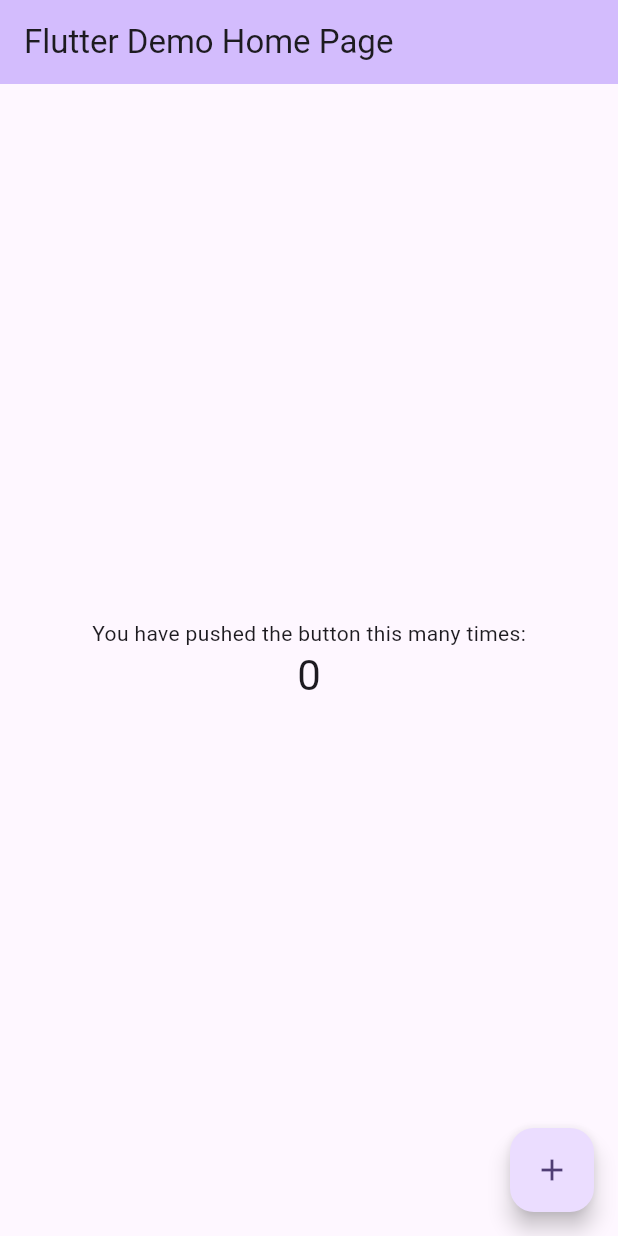
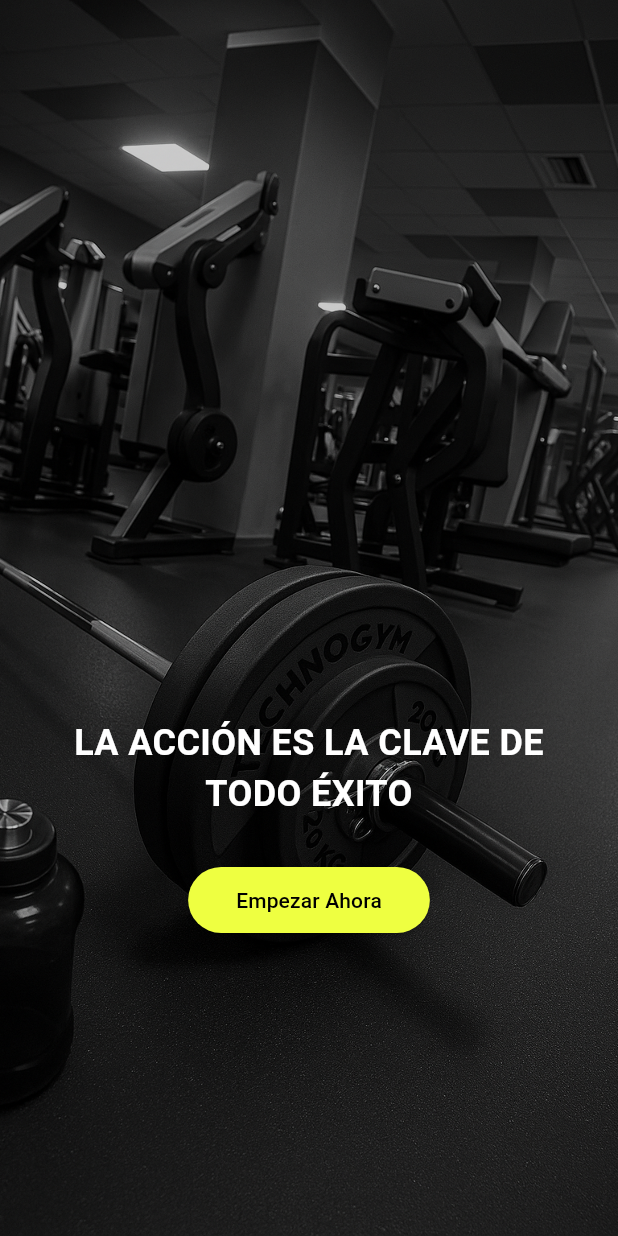
Before and after one commit to fernandobn/AppGym, a Flutter app: the screen it shows after launch, on a phone screen of 412 x 824 dp. Run offline on Flutter 3.47's test engine with Material 3 defaults, Android fonts, the phone set to English and light mode, and no system bars.

Commit message:
menu
vista de la pantalla de inicio

```diff
--- a/fitday/lib/main.dart
+++ b/fitday/lib/main.dart
@@ -1,122 +1,17 @@
 import 'package:flutter/material.dart';
 
+import 'screens/menu_screen.dart';
+
 void main() {
-  runApp(const MyApp());
+  runApp(MyApp());
 }
 
 class MyApp extends StatelessWidget {
-  const MyApp({super.key});
-
-  // This widget is the root of your application.
   @override
   Widget build(BuildContext context) {
     return MaterialApp(
-      title: 'Flutter Demo',
-      theme: ThemeData(
-        // This is the theme of your application.
-        //
-        // TRY THIS: Try running your application with "flutter run". You'll see
-        // the application has a purple toolbar. Then, without quitting the app,
-        // try changing the seedColor in the colorScheme below to Colors.green
-        // and then invoke "hot reload" (save your changes or press the "hot
-        // reload" button in a Flutter-supported IDE, or press "r" if you used
-        // the command line to start the app).
-        //
-        // Notice that the counter didn't reset back to zero; the application
-        // state is not lost during the reload. To reset the state, use hot
-        // restart instead.
-        //
-        // This works for code too, not just values: Most code changes can be
-        // tested with just a hot reload.
-        colorScheme: ColorScheme.fromSeed(seedColor: Colors.deepPurple),
-      ),
-      home: const MyHomePage(title: 'Flutter Demo Home Page'),
+      initialRoute: '/',
+      routes: {'/': (context) => MenuScreen()},
     );
   }
 }
-
-class MyHomePage extends StatefulWidget {
-  const MyHomePage({super.key, required this.title});
-
-  // This widget is the home page of your application. It is stateful, meaning
-  // that it has a State object (defined below) that contains fields that affect
-  // how it looks.
-
-  // This class is the configuration for the state. It holds the values (in this
-  // case the title) provided by the parent (in this case the App widget) and
-  // used by the build method of the State. Fields in a Widget subclass are
-  // always marked "final".
-
-  final String title;
-
-  @override
-  State<MyHomePage> createState() => _MyHomePageState();
-}
-
-class _MyHomePageState extends State<MyHomePage> {
-  int _counter = 0;
-
-  void _incrementCounter() {
-    setState(() {
-      // This call to setState tells the Flutter framework that something has
-      // changed in this State, which causes it to rerun the build method below
-      // so that the display can reflect the updated values. If we changed
-      // _counter without calling setState(), then the build method would not be
-      // called again, and so nothing would appear to happen.
-      _counter++;
-    });
-  }
-
-  @override
-  Widget build(BuildContext context) {
-    // This method is rerun every time setState is called, for instance as done
-    // by the _incrementCounter method above.
-    //
-    // The Flutter framework has been optimized to make rerunning build methods
-    // fast, so that you can just rebuild anything that needs updating rather
-    // than having to individually change instances of widgets.
-    return Scaffold(
-      appBar: AppBar(
-        // TRY THIS: Try changing the color here to a specific color (to
-        // Colors.amber, perhaps?) and trigger a hot reload to see the AppBar
-        // change color while the other colors stay the same.
-        backgroundColor: Theme.of(context).colorScheme.inversePrimary,
-        // Here we take the value from the MyHomePage object that was created by
-        // the App.build method, and use it to set our appbar title.
-        title: Text(widget.title),
-      ),
-      body: Center(
-        // Center is a layout widget. It takes a single child and positions it
-        // in the middle of the parent.
-        child: Column(
-          // Column is also a layout widget. It takes a list of children and
-          // arranges them vertically. By default, it sizes itself to fit its
-          // children horizontally, and tries to be as tall as its parent.
-          //
-          // Column has various properties to control how it sizes itself and
-          // how it positions its children. Here we use mainAxisAlignment to
-          // center the children vertically; the main axis here is the vertical
-          // axis because Columns are vertical (the cross axis would be
-          // horizontal).
-          //
-          // TRY THIS: Invoke "debug painting" (choose the "Toggle Debug Paint"
-          // action in the IDE, or press "p" in the console), to see the
-          // wireframe for each widget.
-          mainAxisAlignment: MainAxisAlignment.center,
-          children: <Widget>[
-            const Text('You have pushed the button this many times:'),
-            Text(
-              '$_counter',
-              style: Theme.of(context).textTheme.headlineMedium,
-            ),
-          ],
-        ),
-      ),
-      floatingActionButton: FloatingActionButton(
-        onPressed: _incrementCounter,
-        tooltip: 'Increment',
-        child: const Icon(Icons.add),
-      ), // This trailing comma makes auto-formatting nicer for build methods.
-    );
-  }
-}
--- /dev/null
+++ b/fitday/lib/screens/menu_screen.dart
@@ -0,0 +1,58 @@
+import 'package:flutter/material.dart';
+
+class MenuScreen extends StatelessWidget {
+  const MenuScreen({super.key});
+
+  @override
+  Widget build(BuildContext context) {
+    return Scaffold(
+      body: Stack(
+        fit: StackFit.expand,
+        children: [
+          Image.asset(
+            'assets/imagenfinal.png',
+            fit: BoxFit.cover,
+            filterQuality: FilterQuality.high,
+            color: Colors.black.withOpacity(0.2),
+            colorBlendMode: BlendMode.darken,
+          ),
+          Positioned(
+            bottom: 200,
+            left: 20,
+            right: 20,
+            child: Column(
+              children: [
+                const Text(
+                  'LA ACCIÓN ES LA CLAVE DE TODO ÉXITO',
+                  textAlign: TextAlign.center,
+                  style: TextStyle(
+                    fontSize: 24,
+                    fontWeight: FontWeight.bold,
+                    color: Colors.white,
+                  ),
+                ),
+                const SizedBox(height: 30),
+                ElevatedButton(
+                  style: ElevatedButton.styleFrom(
+                    backgroundColor: Colors.limeAccent,
+                    padding: const EdgeInsets.symmetric(
+                      horizontal: 32,
+                      vertical: 12,
+                    ),
+                  ),
+                  onPressed: () {
+                    // Navigator.pushNamed(context, '/home');
+                  },
+                  child: const Text(
+                    'Empezar Ahora',
+                    style: TextStyle(color: Colors.black),
+                  ),
+                ),
+              ],
+            ),
+          ),
+        ],
+      ),
+    );
+  }
+}
--- a/fitday/pubspec.yaml
+++ b/fitday/pubspec.yaml
@@ -58,7 +58,10 @@ flutter:
   uses-material-design: true
 
   # To add assets to your application, add an assets section, like this:
-  # assets:
+  assets:
+   - assets/
+
+
   #   - images/a_dot_burr.jpeg
   #   - images/a_dot_ham.jpeg
 
```
Also changed, not shown: fitday/assets/imagenfinal.png (added).
